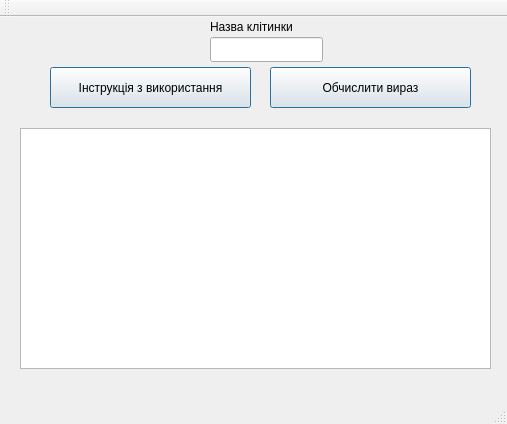
Old version of the form OOP/ExcelQMake/mainwindow.ui in the repository AlexEmets/Labs.
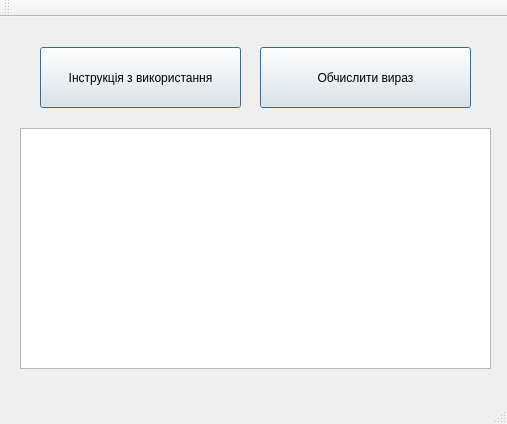
New version of the form.

Commit message: Calculate button added

Diff of the .ui file:
```diff
--- a/OOP/ExcelQMake/mainwindow.ui
+++ b/OOP/ExcelQMake/mainwindow.ui
@@ -20,10 +20,10 @@
     </property>
     <property name="geometry">
      <rect>
-      <x>50</x>
-      <y>50</y>
+      <x>40</x>
+      <y>30</y>
       <width>201</width>
-      <height>41</height>
+      <height>61</height>
      </rect>
     </property>
     <property name="cursor">
@@ -54,10 +54,10 @@
     </property>
     <property name="geometry">
      <rect>
-      <x>270</x>
-      <y>50</y>
-      <width>201</width>
-      <height>41</height>
+      <x>260</x>
+      <y>30</y>
+      <width>211</width>
+      <height>61</height>
      </rect>
     </property>
     <property name="cursor">
@@ -82,47 +82,6 @@
      <bool>false</bool>
     </property>
    </widget>
-   <widget class="QLineEdit" name="lineEdit">
-    <property name="geometry">
-     <rect>
-      <x>210</x>
-      <y>20</y>
-      <width>113</width>
-      <height>25</height>
-     </rect>
-    </property>
-    <property name="toolTip">
-     <string>&lt;html&gt;&lt;head/&gt;&lt;body&gt;&lt;p&gt;&lt;br/&gt;&lt;/p&gt;&lt;/body&gt;&lt;/html&gt;</string>
-    </property>
-    <property name="whatsThis">
-     <string>&lt;html&gt;&lt;head/&gt;&lt;body&gt;&lt;p&gt;&lt;br/&gt;&lt;/p&gt;&lt;/body&gt;&lt;/html&gt;</string>
-    </property>
-    <property name="inputMask">
-     <string/>
-    </property>
-    <property name="text">
-     <string/>
-    </property>
-    <property name="dragEnabled">
-     <bool>true</bool>
-    </property>
-    <property name="placeholderText">
-     <string/>
-    </property>
-   </widget>
-   <widget class="QLabel" name="label">
-    <property name="geometry">
-     <rect>
-      <x>210</x>
-      <y>0</y>
-      <width>121</width>
-      <height>20</height>
-     </rect>
-    </property>
-    <property name="text">
-     <string>Назва клітинки</string>
-    </property>
-   </widget>
    <widget class="QTableWidget" name="tableWidget">
     <property name="geometry">
      <rect>
```
The commit also changes 4 other files.
